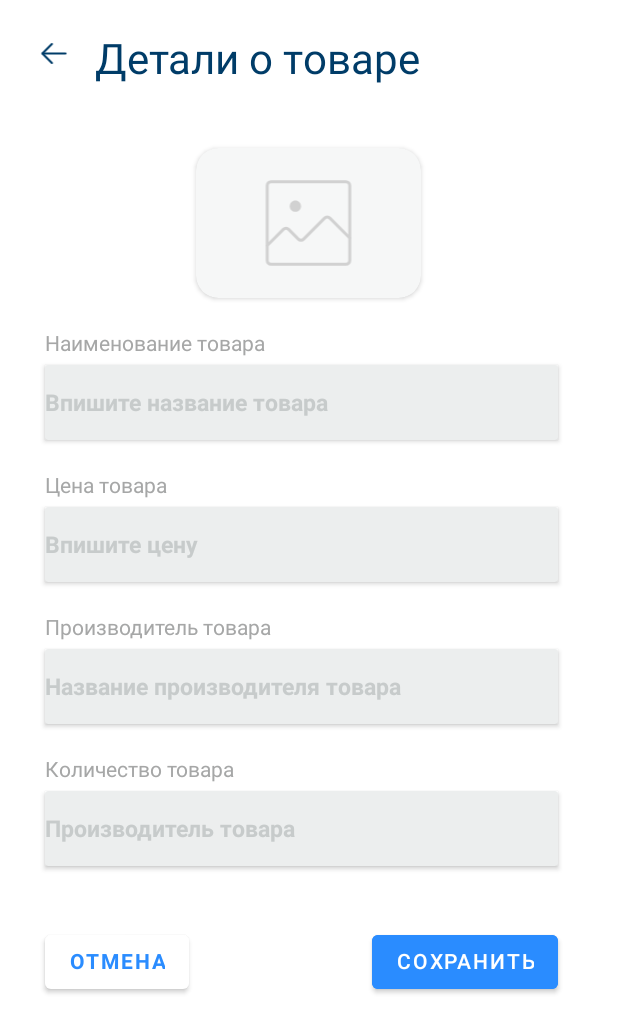
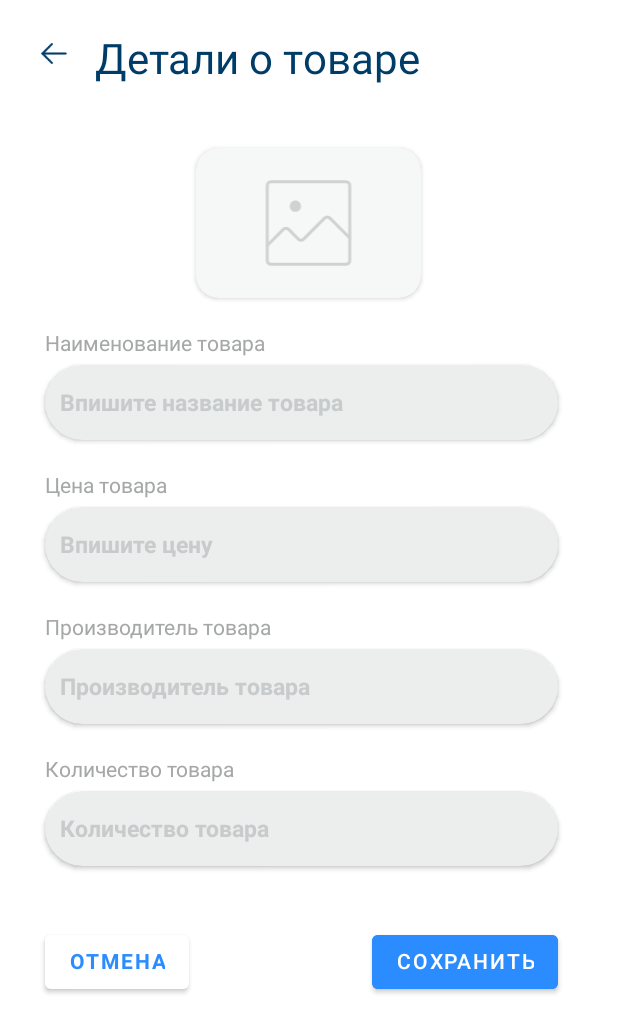
Before and after one commit to rybakova-auca-2021/Neobis_Android_Inventory_Room, an Android app: the layout fragment_detail_of_product.xml on its own in the app's theme, with its tools: preview values and no code run, on a phone screen of 412 x 824 dp. Shown: the top 1033 px of the screen. Run offline under Robolectric (Android 15) with nearby library versions, the phone set to English and light mode, and no system bars; Roboto replaces fonts that are not available here.

```diff
--- a/app/src/main/java/com/example/inventory/presenter/Presenter.kt
+++ b/app/src/main/java/com/example/inventory/presenter/Presenter.kt
@@ -19,6 +19,7 @@ interface Presenter {
         fun updateProduct(product: Product)
         fun attachView(view: ProductView)
         fun detachView()
+        fun searchProductsByName(name: String)
     }
 
     interface PresenterArchive {
--- a/app/src/main/res/layout/fragment_detail_of_product.xml
+++ b/app/src/main/res/layout/fragment_detail_of_product.xml
@@ -86,7 +86,8 @@
         app:layout_constraintEnd_toEndOf="parent"
         app:layout_constraintStart_toStartOf="parent"
         app:layout_constraintTop_toBottomOf="@+id/name"
-        tools:cardCornerRadius="30dp">
+        app:cardCornerRadius="30dp"
+        tools:ignore="ExtraText">
 
         <com.google.android.material.textfield.TextInputEditText
             android:id="@+id/inputName"
@@ -96,8 +97,9 @@
             android:textColorHint="#C7CBCB"
             android:textSize="15sp"
             android:textStyle="bold"
-            android:background="@android:color/transparent"/>
-
+            android:layout_marginStart="10dp"
+            android:background="@android:color/transparent"
+            tools:ignore="SpeakableTextPresentCheck" />
     </androidx.cardview.widget.CardView>
 
     <TextView
@@ -122,7 +124,8 @@
         app:layout_constraintEnd_toEndOf="parent"
         app:layout_constraintStart_toStartOf="parent"
         app:layout_constraintTop_toBottomOf="@+id/price"
-        tools:cardCornerRadius="30dp">
+        app:cardCornerRadius="30dp"
+        tools:ignore="ExtraText">
 
         <com.google.android.material.textfield.TextInputEditText
             android:id="@+id/inputPrice"
@@ -132,9 +135,9 @@
             android:textColorHint="#C7CBCB"
             android:textSize="15sp"
             android:textStyle="bold"
+            android:layout_marginStart="10dp"
             android:background="@android:color/transparent"
             tools:ignore="SpeakableTextPresentCheck" />
-
     </androidx.cardview.widget.CardView>
 
     <TextView
@@ -159,19 +162,20 @@
         app:layout_constraintEnd_toEndOf="parent"
         app:layout_constraintStart_toStartOf="parent"
         app:layout_constraintTop_toBottomOf="@+id/manufacturer"
-        tools:cardCornerRadius="30dp">
+        app:cardCornerRadius="30dp"
+        tools:ignore="ExtraText">
 
         <com.google.android.material.textfield.TextInputEditText
             android:id="@+id/inputManufacturer"
             android:layout_width="match_parent"
             android:layout_height="match_parent"
-            android:hint="Название производителя товара"
+            android:hint="Производитель товара"
             android:textColorHint="#C7CBCB"
             android:textSize="15sp"
             android:textStyle="bold"
+            android:layout_marginStart="10dp"
             android:background="@android:color/transparent"
             tools:ignore="SpeakableTextPresentCheck" />
-
     </androidx.cardview.widget.CardView>
 
     <TextView
@@ -196,19 +200,20 @@
         app:layout_constraintEnd_toEndOf="parent"
         app:layout_constraintStart_toStartOf="parent"
         app:layout_constraintTop_toBottomOf="@+id/quantity"
-        tools:cardCornerRadius="30dp">
+        app:cardCornerRadius="30dp"
+        tools:ignore="ExtraText">
 
         <com.google.android.material.textfield.TextInputEditText
             android:id="@+id/inputQuantity"
             android:layout_width="match_parent"
             android:layout_height="match_parent"
-            android:hint="Производитель товара"
+            android:hint="Количество товара"
             android:textColorHint="#C7CBCB"
             android:textSize="15sp"
             android:textStyle="bold"
+            android:layout_marginStart="10dp"
             android:background="@android:color/transparent"
             tools:ignore="SpeakableTextPresentCheck" />
-
     </androidx.cardview.widget.CardView>
 
     <Button
```
Also changed, not shown: app/src/main/java/com/example/inventory/database/BitMapTypeConverter.kt (deleted, +0 -27 lines), app/src/main/java/com/example/inventory/fragments/AddProductFragment.kt (+5 -12 lines), app/src/main/java/com/example/inventory/fragments/ArchiveFragment.kt (+50 -29 lines), app/src/main/java/com/example/inventory/fragments/DetailFragment.kt (+13 -13 lines), app/src/main/java/com/example/inventory/fragments/MainFragment.kt (+68 -33 lines), app/src/main/java/com/example/inventory/presenter/PresenterClassMain.kt (+11 -0 lines), app/src/main/res/layout/fragment_add_product.xml (+10 -4 lines).
